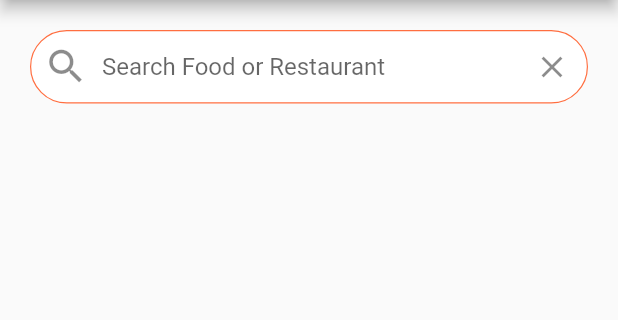
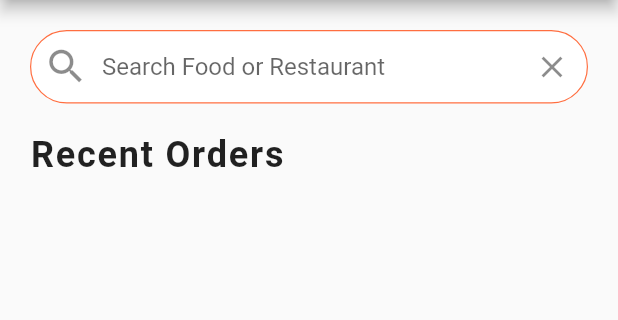
Before and after one commit to alexandrecyano/Food-Delivery-App-UI, a Flutter app: the screen it shows after launch, on a phone screen of 412 x 824 dp, the part 84-404 px from its top. Run offline on Flutter 3.47's test engine with Material 2 defaults, Android fonts, the phone set to English and light mode, and no system bars.

Commit message:
Recent Order Text

```diff
--- a/lib/screens/home_screen.dart
+++ b/lib/screens/home_screen.dart
@@ -1,5 +1,6 @@
 import 'package:flutter/material.dart';
 import 'package:food_delivery_app_ui/data/data.dart';
+import 'package:food_delivery_app_ui/widgets/recent_orders.dart';
 
 class HomeScreen extends StatefulWidget {
   const HomeScreen({Key? key}) : super(key: key);
@@ -60,6 +61,7 @@ class _HomeScreenState extends State<HomeScreen> {
               ),
             )),
           ),
+          RecentOrders(),
         ],
       ),
     );
--- /dev/null
+++ b/lib/widgets/recent_orders.dart
@@ -0,0 +1,25 @@
+import 'package:flutter/material.dart';
+
+class RecentOrders extends StatelessWidget {
+  const RecentOrders({Key? key}) : super(key: key);
+
+  @override
+  Widget build(BuildContext context) {
+    return Column(
+      crossAxisAlignment: CrossAxisAlignment.start,
+      children: <Widget>[
+        Padding(
+          padding: EdgeInsets.symmetric(horizontal: 20.0),
+          child: Text(
+            'Recent Orders',
+            style: TextStyle(
+              fontSize: 24.0,
+              fontWeight: FontWeight.w600,
+              letterSpacing: 1.2,
+            ),
+          ),
+        )
+      ],
+    );
+  }
+}
```
